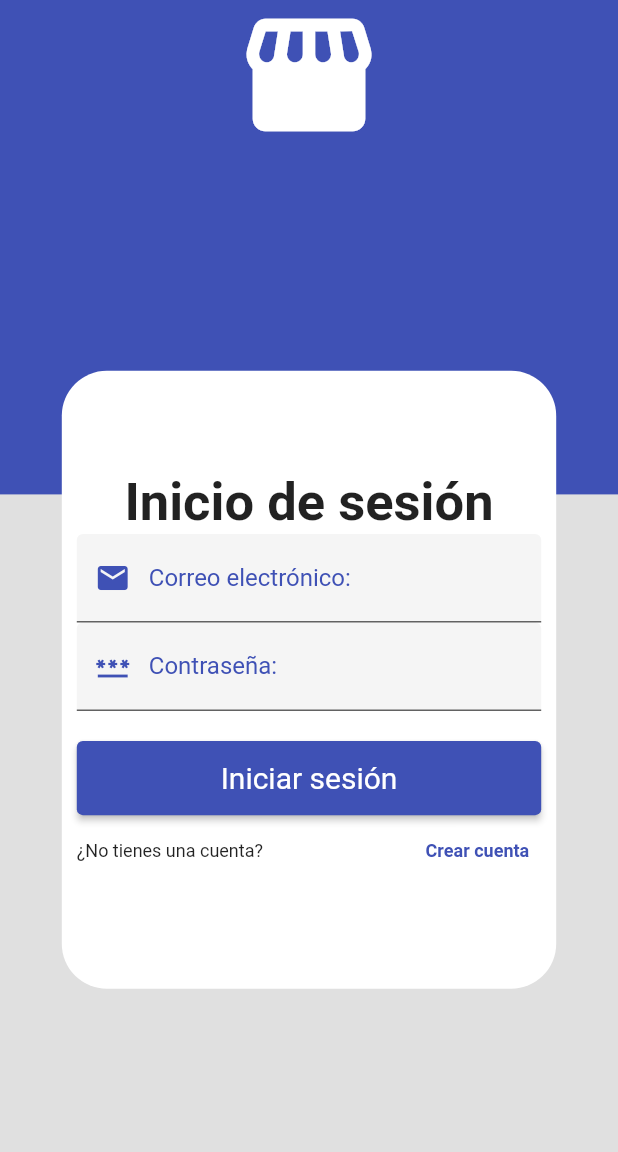
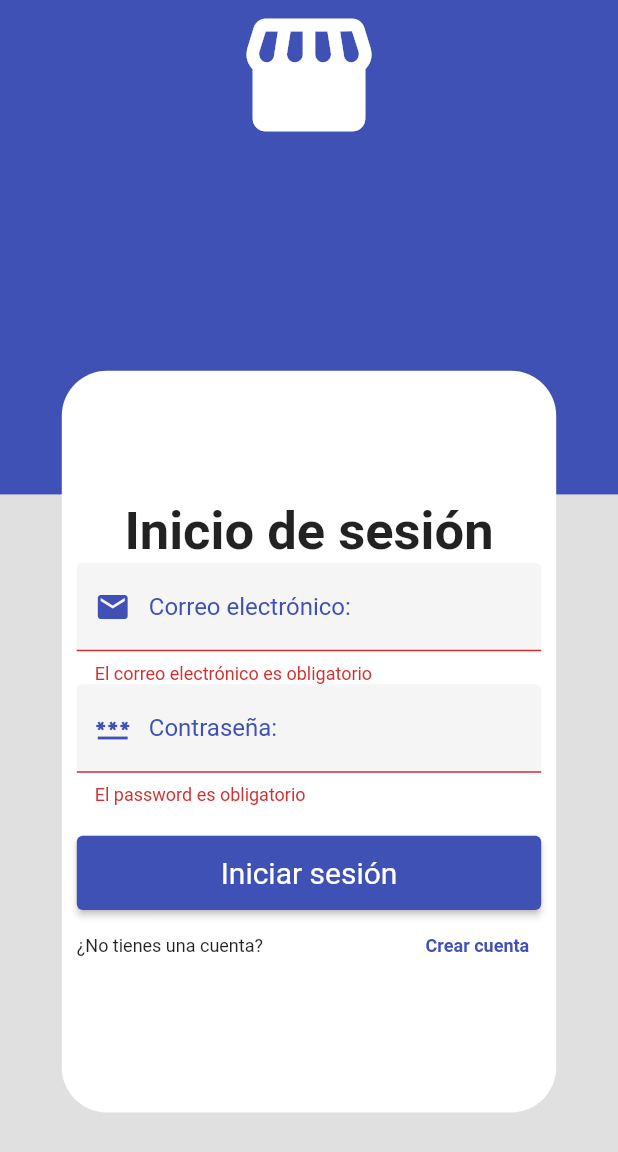
Before and after one commit to andrescodedev/ecommerce_test_app, a Flutter app: the SignInScreen screen opened by its route, after a tap on "Iniciar sesión", on a phone screen of 412 x 824 dp. Shown: the top 1152 px of the screen. Run offline on Flutter 3.47's test engine with Material 2 defaults, Android fonts, the phone set to English and light mode, and no system bars; our stand-ins replace image_picker.

Commit message:
Se realizó la validación del formulario de sign in y se inició la construcción del servicio de autenticación

```diff
--- a/lib/screens/signin_screen.dart
+++ b/lib/screens/signin_screen.dart
@@ -9,7 +9,8 @@ class SignInScreen extends StatelessWidget {
     Size screenSize = MediaQuery.of(context).size;
 
     return Scaffold(
-      body: SizedBox(
+      body: GestureDetector(
+        child: SizedBox(
           width: screenSize.width,
           height: screenSize.height,
           child: Stack(
@@ -20,6 +21,8 @@ class SignInScreen extends StatelessWidget {
             ],
           ),
         ),
+        onTap: () => FocusManager.instance.primaryFocus?.unfocus(),
+      ),
     );
   }
 }
--- a/lib/widgets/signin_form_widget.dart
+++ b/lib/widgets/signin_form_widget.dart
@@ -1,4 +1,6 @@
+import 'package:ecommerce_test_app/providers/providers.dart';
 import 'package:flutter/material.dart';
+import 'package:provider/provider.dart';
 
 class SignInFormWidget extends StatelessWidget {
   const SignInFormWidget({Key? key}) : super(key: key);
@@ -6,6 +8,7 @@ class SignInFormWidget extends StatelessWidget {
   @override
   Widget build(BuildContext context) {
     Size screenSize = MediaQuery.of(context).size;
+    final formProvider = Provider.of<SignUpInProvider>(context);
 
     return SingleChildScrollView(
       child: Column(
@@ -17,7 +20,7 @@ class SignInFormWidget extends StatelessWidget {
             alignment: Alignment.center,
             child: Container(
               width: screenSize.width * 0.8,
-              height: screenSize.height * 0.5,
+              height: screenSize.height * 0.6,
               padding: const EdgeInsets.symmetric(
                 horizontal: 10.0,
                 vertical: 5.0,
@@ -27,6 +30,8 @@ class SignInFormWidget extends StatelessWidget {
                 borderRadius: BorderRadius.circular(30.0),
               ),
               child: Form(
+                key: formProvider.signInFormKey,
+                autovalidateMode: AutovalidateMode.onUserInteraction,
                 child: Column(
                   mainAxisAlignment: MainAxisAlignment.center,
                   children: [
@@ -38,6 +43,7 @@ class SignInFormWidget extends StatelessWidget {
                       ),
                     ),
                     TextFormField(
+                      enabled: (formProvider.formInProcess) ? false : true,
                       keyboardType: TextInputType.emailAddress,
                       decoration: const InputDecoration(
                         hintText: 'Correo electrónico',
@@ -48,13 +54,10 @@ class SignInFormWidget extends StatelessWidget {
                         ),
                       ),
                       onChanged: (value) {},
-                      validator: (value) {
-                        if (value == null || value.isEmpty) {
-                          return 'El email es obligatorio';
-                        }
-                      },
+                      validator: (value) => formProvider.validateEmail(value),
                     ),
                     TextFormField(
+                      enabled: (formProvider.formInProcess) ? false : true,
                       obscureText: true,
                       decoration: const InputDecoration(
                         hintText: 'Contraseña',
@@ -65,11 +68,8 @@ class SignInFormWidget extends StatelessWidget {
                         ),
                       ),
                       onChanged: (value) {},
-                      validator: (value) {
-                        if (value == null || value.isEmpty) {
-                          return 'La contraseña es obligatoria';
-                        }
-                      },
+                      validator: (value) =>
+                          formProvider.validatePassword(value),
                     ),
                     const SizedBox(
                       height: 20.0,
@@ -88,8 +88,23 @@ class SignInFormWidget extends StatelessWidget {
                           ),
                         ),
                       ),
-                      child: const Text('Iniciar sesión'),
-                      onPressed: () {},
+                      child: (formProvider.formInProcess)
+                          ? const CircularProgressIndicator(
+                              color: Colors.white,
+                              strokeWidth: 2.0,
+                            )
+                          : const Text('Iniciar sesión'),
+                      onPressed: (formProvider.formInProcess)
+                          ? null
+                          : () async {
+                              if (await formProvider.validateSignInForm() ==
+                                  true) {
+                                Navigator.pushReplacementNamed(
+                                  context,
+                                  '/stores',
+                                );
+                              }
+                            },
                     ),
                     Row(
                       mainAxisAlignment: MainAxisAlignment.spaceBetween,
```
Also changed, not shown: lib/providers/signupin_provider.dart (+12 -0 lines), lib/services/authentication_service.dart (added, +31 -0 lines). Lines whose indentation alone changed are shown as unchanged.
